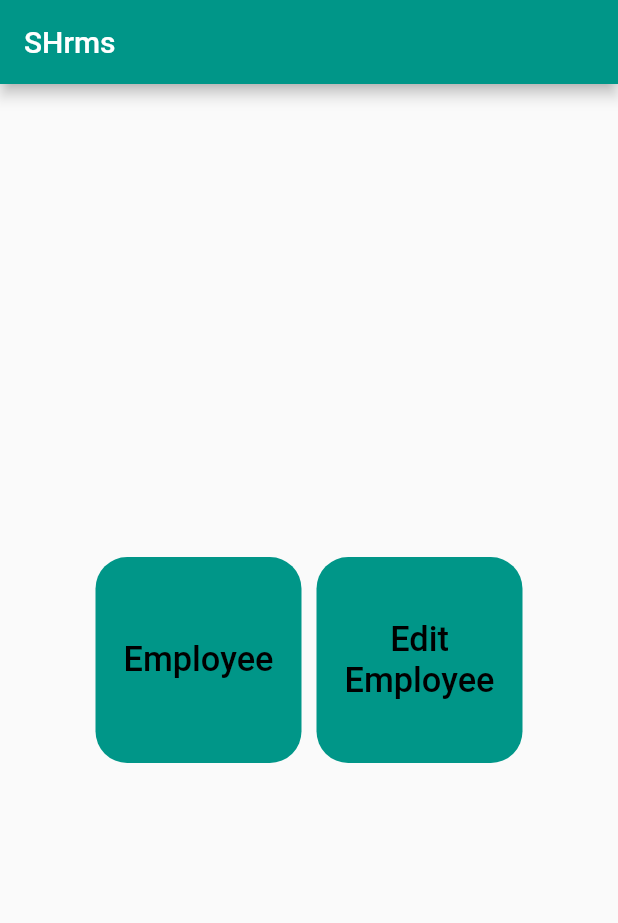
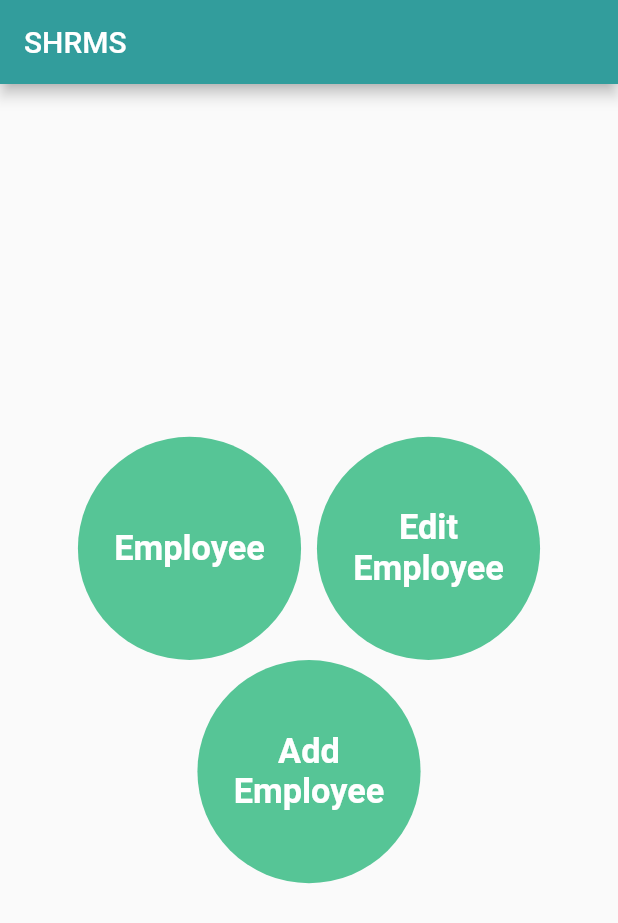
Before and after one commit to mehsen-alk/shrms, a Flutter app: the screen it shows after launch, on a phone screen of 412 x 824 dp. Shown: the top 923 px of the screen. Run offline on Flutter 3.47's test engine with Material 2 defaults, Android fonts, the phone set to English and light mode, and no system bars; our stand-ins replace flutter_screenutil.

Commit message:
Mohamad commit

```diff
--- a/lib/components/box_button.dart
+++ b/lib/components/box_button.dart
@@ -9,24 +9,26 @@ class Box extends StatelessWidget {
 
   @override
   Widget build(BuildContext context) {
-    return Container(
-      decoration: BoxDecoration(
-        color: Colors.teal,
-        borderRadius: BorderRadius.circular(20.r),
+    return ElevatedButton(
+      onPressed: onPress(),
+      child: Text(
+        text,
+        style: TextStyle(
+          color: Colors.white,
+          fontSize: 20.sp,
+          fontWeight: FontWeight.bold,
+        ),
+        textAlign: TextAlign.center,
       ),
-      width: 120.w,
-      height: 120.w,
-      child: TextButton(
-        onPressed: () {
-          onPress();
-        },
-        child: Text(
-          text,
-          style: TextStyle(
-            color: Colors.black,
-            fontSize: 20.sp,
-          ),
-          textAlign: TextAlign.center,
+      style: ButtonStyle(
+        backgroundColor: MaterialStateProperty.all<Color>(
+          const Color(0XFF56C596),
+        ),
+        fixedSize: MaterialStateProperty.all<Size>(
+          Size(130.w, 130.w),
+        ),
+        shape: MaterialStateProperty.all<OutlinedBorder>(
+          const CircleBorder(),
         ),
       ),
     );
--- a/lib/main.dart
+++ b/lib/main.dart
@@ -14,10 +14,16 @@ class SHrms extends StatelessWidget {
     return ScreenUtilInit(
       designSize: const Size(360, 780),
       builder: (BuildContext context) {
-        return const MaterialApp(
+        return MaterialApp(
           // Use this line to prevent extra rebuilds
           useInheritedMediaQuery: true,
-          home: HomeScreen(),
+          home: const HomeScreen(),
+          theme: ThemeData(
+            primaryColor: const Color(0XFF329D9C),
+            appBarTheme: const AppBarTheme(
+              color: Color(0XFF329D9C),
+            ),
+          ),
         );
       },
     );
--- a/lib/screen/home_screen.dart
+++ b/lib/screen/home_screen.dart
@@ -1,4 +1,5 @@
 import 'package:flutter/material.dart';
+import 'package:flutter_screenutil/flutter_screenutil.dart';
 import 'package:shrms/components/box_button.dart';
 
 class HomeScreen extends StatelessWidget {
@@ -8,8 +9,7 @@ class HomeScreen extends StatelessWidget {
   Widget build(BuildContext context) {
     return Scaffold(
       appBar: AppBar(
-        backgroundColor: Colors.teal,
-        title: const Text("SHrms"),
+        title: const Text("SHRMS"),
       ),
       body: Center(
         child: Column(
@@ -19,12 +19,13 @@ class HomeScreen extends StatelessWidget {
               mainAxisAlignment: MainAxisAlignment.center,
               children: [
                 Box(text: "Employee", onPress: () {}),
-                const SizedBox(
-                  width: 10.0,
+                SizedBox(
+                  width: 10.h,
                 ),
                 Box(text: "Edit Employee", onPress: () {}),
               ],
             ),
+            Box(text: "Add Employee", onPress: () {}),
           ],
         ),
       ),
```
